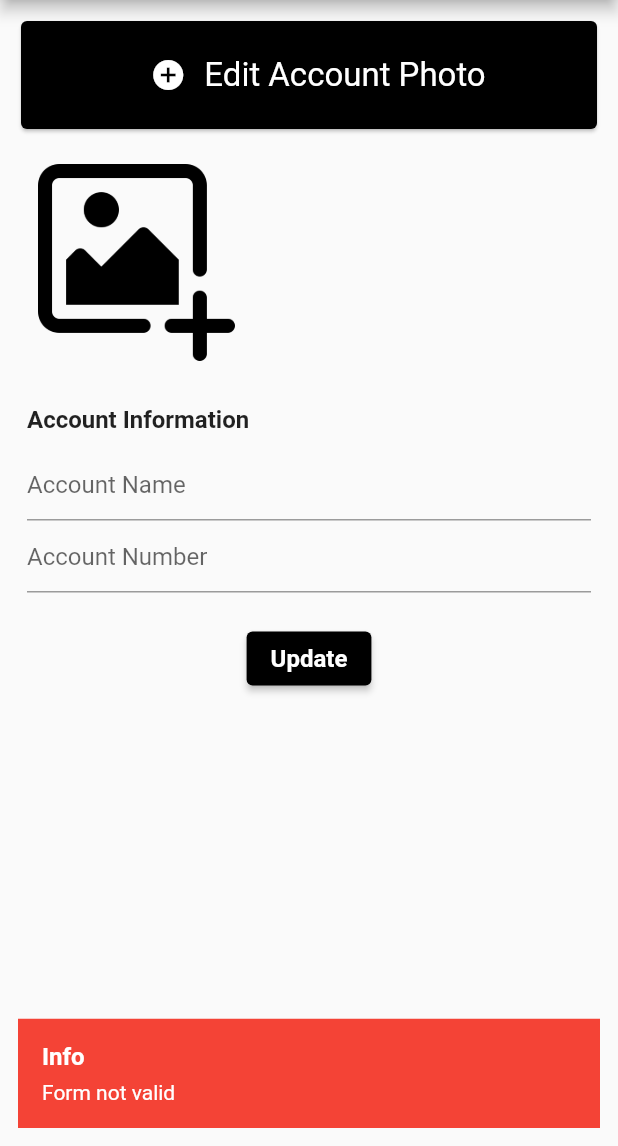
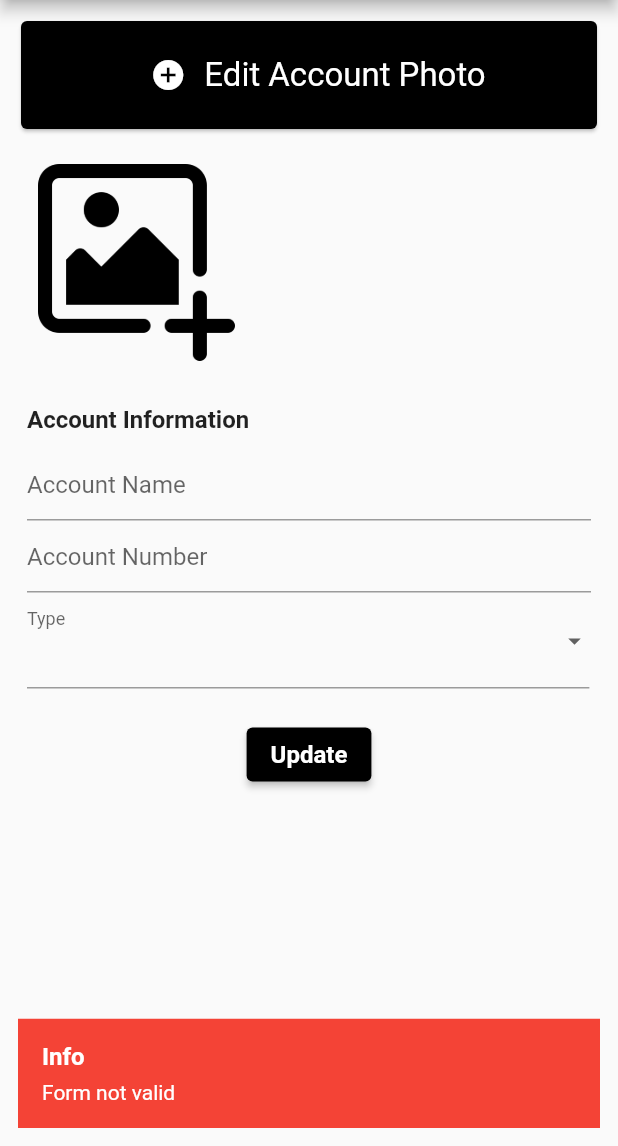
Before and after one commit to tiroodly2021/Redstar_Hightech_Backend, a Flutter app: the UpdateAccountView screen opened directly with empty values, after a tap on "Update", on a phone screen of 412 x 824 dp, the part 90-1236 px from its top. Run offline on Flutter 3.47's test engine with Material 2 defaults, Android fonts, the phone set to English and light mode, and no system bars; our stand-ins replace animated_text_kit, charts_flutter, cloud_firestore, device_info_plus, equatable, firebase_auth and 21 more; missing offline and left inert: confirm_dialog, drawerbehavior, fab_circular_menu, safe_url_check; accounts and stored records are empty; network calls fail; statements that could not run were skipped.

Commit message:
add type to update account done

```diff
--- a/lib/app/modules/finance/account/controllers/account_controller.dart
+++ b/lib/app/modules/finance/account/controllers/account_controller.dart
@@ -27,7 +27,7 @@ class AccountController extends GetxController {
   TextEditingController addNBalanceDebitController = TextEditingController();
 
   //RxList<AccountCategory> roles = <AccountCategory>[].obs;
-  RxString acountTypeSelected = ''.obs;
+  RxString accountTypeSelected = ''.obs;
 
   RxString imageLink = ''.obs;
   RxString imageLinkTemp = ''.obs;
--- a/lib/app/modules/finance/account/models/account_model.dart
+++ b/lib/app/modules/finance/account/models/account_model.dart
@@ -119,7 +119,7 @@ class Account extends Equatable {
       accountType = AccountType.lotoAgent;
     }
 
-    if (str == "CASH") {
+    if (str == "Cash") {
       accountType = AccountType.cashMoney;
     }
 
--- a/lib/app/modules/finance/account/models/account_type.dart
+++ b/lib/app/modules/finance/account/models/account_type.dart
@@ -27,7 +27,7 @@ String accountTypeToString(AccountType accountType) {
     out = "Loto Agent";
   }
   if (accountType == AccountType.cashMoney) {
-    out = "CASH";
+    out = "Cash";
   }
 
   return out;
--- a/lib/app/modules/finance/account/views/add_account_view .dart
+++ b/lib/app/modules/finance/account/views/add_account_view .dart
@@ -213,7 +213,7 @@ class AddAccountView extends GetView<AccountController> {
                                     ? imageLink
                                     : controller.imageLink.value,
                                 type: Account.accountStringToAccountType(
-                                    controller.acountTypeSelected.value));
+                                    controller.accountTypeSelected.value));
 
                             _addAccount(account);
 
@@ -244,12 +244,6 @@ class AddAccountView extends GetView<AccountController> {
   }
 
   Padding DropDownWidgetList(RxList<String> dropLists, field, label, width) {
-    /*    RxList<String> ll = <AccountType>[].obs;
-
-    ll.add(AccountType.));
-
-    dropLists = ll + dropLists; */
-
     return Padding(
       padding: const EdgeInsets.symmetric(horizontal: 8.0),
       child: SizedBox(
@@ -261,7 +255,7 @@ class AddAccountView extends GetView<AccountController> {
                 .map((drop) => DropdownMenuItem(value: drop, child: Text(drop)))
                 .toList(),
             onChanged: (value) {
-              controller.acountTypeSelected.value = value.toString();
+              controller.accountTypeSelected.value = value.toString();
 
               /*    controller.accountType.forEach((rl) {
                 if (rl.id!.toString().toLowerCase().trim() ==
@@ -404,7 +398,7 @@ class AddAccountView extends GetView<AccountController> {
     controller.addNameController.text = '';
     controller.addBalanceCreditController.text = '';
     controller.addNBalanceDebitController.text = '';
-    controller.acountTypeSelected.value = '';
+    controller.accountTypeSelected.value = '';
     /*    controller.role.update((val) {
       val!.name = "";
       val.id = "";
--- a/lib/app/modules/finance/account/views/update_account_view.dart
+++ b/lib/app/modules/finance/account/views/update_account_view.dart
@@ -166,19 +166,12 @@ class UpdateAccountView extends GetView<AccountController> {
                       "Account Name", controller.addNameController),
                   _buildTextFormField(
                       "Account Number", controller.addNumberController),
-                  /* Row(
+                  Row(
                     children: [
-                      DropDownWidgetList(controller.roles, 'role', 'Role'),
-                      ElevatedButton(
-                          style: ElevatedButton.styleFrom(
-                              primary: Colors.black,
-                              minimumSize: const Size(65, 44)),
-                          onPressed: () {
-                            // _openPopup(context, categoryController);
-                          },
-                          child: const Icon(Icons.add_circle))
+                      DropDownWidgetList(controller.accountType, 'type', 'Type',
+                          MediaQuery.of(context).size.width * .91),
                     ],
-                  ), */
+                  ),
                   const SizedBox(height: 20),
                   Center(
                     child: ElevatedButton(
@@ -201,7 +194,8 @@ class UpdateAccountView extends GetView<AccountController> {
                                 photoURL: imageLink != ''
                                     ? imageLink
                                     : controller.account.value.photoURL,
-                            );
+                                type: Account.accountStringToAccountType(
+                                    controller.accountTypeSelected.value));
 
                             _editAccount(account);
 
@@ -279,6 +273,29 @@ class UpdateAccountView extends GetView<AccountController> {
   }
 
  */
+
+  Padding DropDownWidgetList(RxList<String> dropLists, field, label, width) {
+    print(
+        'Controller value: ${controller.accountTypeSelected.value}  - ${dropLists}');
+    return Padding(
+      padding: const EdgeInsets.symmetric(horizontal: 8.0),
+      child: SizedBox(
+        width: width,
+        child: DropdownButtonFormField(
+            value: controller.accountTypeSelected.value != ""
+                ? controller.accountTypeSelected.value
+                : '',
+            iconSize: 20,
+            decoration: InputDecoration(labelText: label),
+            items: dropLists
+                .map((drop) => DropdownMenuItem(value: drop, child: Text(drop)))
+                .toList(),
+            onChanged: (value) {
+              controller.accountTypeSelected.value = value.toString();
+            }),
+      ),
+    );
+  }
 
   Padding _buildTextFormField(
       String hintText, TextEditingController fieldEditingController,
@@ -445,5 +462,6 @@ class UpdateAccountView extends GetView<AccountController> {
     controller.addNumberController.text = '';
     controller.addBalanceCreditController.text = '';
     controller.addNBalanceDebitController.text = '';
+    controller.accountTypeSelected.value = '';
   }
 }
--- a/lib/app/modules/finance/account/views/widgets/account_widget.dart
+++ b/lib/app/modules/finance/account/views/widgets/account_widget.dart
@@ -10,6 +10,7 @@ import 'package:redstar_hightech_backend/app/modules/authentication/controllers/
 import 'package:redstar_hightech_backend/app/modules/authentication/models/user_model.dart';
 import 'package:redstar_hightech_backend/app/modules/finance/account/controllers/account_controller.dart';
 import 'package:redstar_hightech_backend/app/modules/finance/account/models/account_model.dart';
+import 'package:redstar_hightech_backend/app/modules/finance/account/models/account_type.dart';
 import 'package:redstar_hightech_backend/app/modules/finance/transaction/controllers/transaction_controller.dart';
 import 'package:redstar_hightech_backend/app/modules/finance/transaction/models/transaction_model.dart';
 import 'package:redstar_hightech_backend/app/modules/middleware/auth_middleware.dart';
@@ -61,10 +62,13 @@ class AccountCard extends StatelessWidget {
   }
 
   Future<void> _onEdit(Account account) async {
+    print(' accountype: ${account.type}');
     accountController.account.value = account;
     accountController.addNameController.text = account.name;
     accountController.addNumberController.text = account.number;
     accountController.addNumberController.text = account.number;
+    accountController.accountTypeSelected.value =
+        account.type != null ? accountTypeToString(account.type!) : "";
 
     accountController.imageLink.value = account.photoURL!;
 
```
Lines whose indentation alone changed are shown as unchanged.
